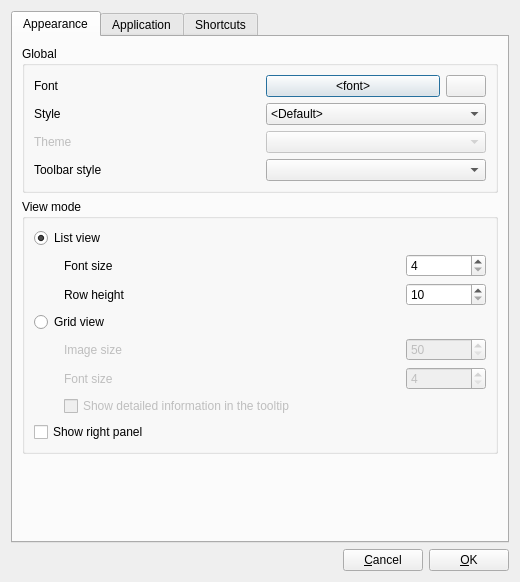
eugene-melnik/alexandra, file src/settingswindow.ui: the form before one commit.
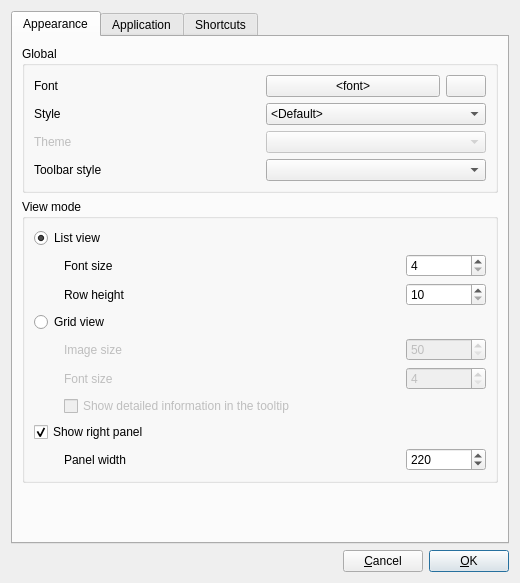
The form after the commit. Icons and pictures are not drawn.

Commit message: Right panel width setting

```diff
--- a/src/settingswindow.ui
+++ b/src/settingswindow.ui
@@ -10,7 +10,7 @@
     <x>0</x>
     <y>0</y>
     <width>520</width>
-    <height>582</height>
+    <height>583</height>
    </rect>
   </property>
   <property name="minimumSize">
@@ -388,6 +388,69 @@
               <property name="text">
                <string>Show right panel</string>
               </property>
+              <property name="checked">
+               <bool>true</bool>
+              </property>
+             </widget>
+            </item>
+            <item>
+             <widget class="QWidget" name="hlPanel" native="true">
+              <layout class="QHBoxLayout" name="horizontalLayout_2" stretch="0,1,0">
+               <property name="leftMargin">
+                <number>0</number>
+               </property>
+               <property name="topMargin">
+                <number>0</number>
+               </property>
+               <property name="rightMargin">
+                <number>0</number>
+               </property>
+               <property name="bottomMargin">
+                <number>0</number>
+               </property>
+               <item>
+                <spacer name="hsPanel">
+                 <property name="orientation">
+                  <enum>Qt::Horizontal</enum>
+                 </property>
+                 <property name="sizeType">
+                  <enum>QSizePolicy::Fixed</enum>
+                 </property>
+                 <property name="sizeHint" stdset="0">
+                  <size>
+                   <width>30</width>
+                   <height>20</height>
+                  </size>
+                 </property>
+                </spacer>
+               </item>
+               <item>
+                <widget class="QLabel" name="labelPanelWidth">
+                 <property name="text">
+                  <string>Panel width</string>
+                 </property>
+                </widget>
+               </item>
+               <item>
+                <widget class="QSpinBox" name="sbPanelWidth">
+                 <property name="minimumSize">
+                  <size>
+                   <width>80</width>
+                   <height>0</height>
+                  </size>
+                 </property>
+                 <property name="minimum">
+                  <number>150</number>
+                 </property>
+                 <property name="maximum">
+                  <number>500</number>
+                 </property>
+                 <property name="value">
+                  <number>220</number>
+                 </property>
+                </widget>
+               </item>
+              </layout>
              </widget>
             </item>
            </layout>
@@ -1275,6 +1338,9 @@
        <property name="text">
         <string>&amp;OK</string>
        </property>
+       <property name="default">
+        <bool>true</bool>
+       </property>
       </widget>
      </item>
     </layout>
```
Left out of the diff: 22 changed lines with no effect on the pictures. The commit also changes 12 other files.
